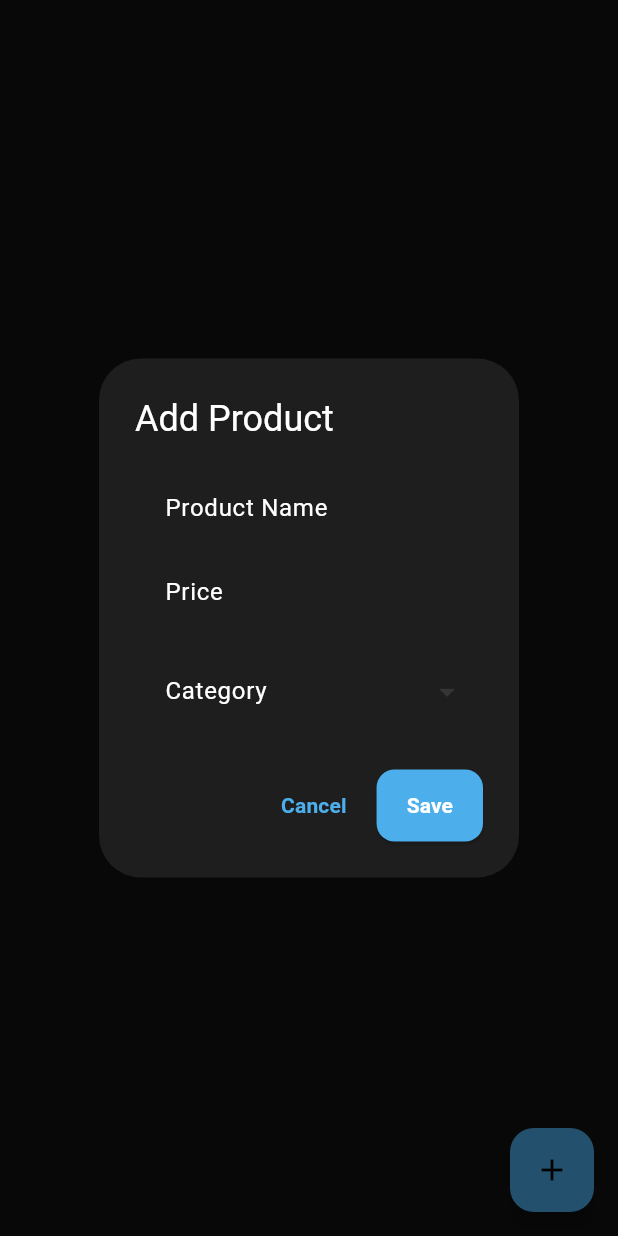
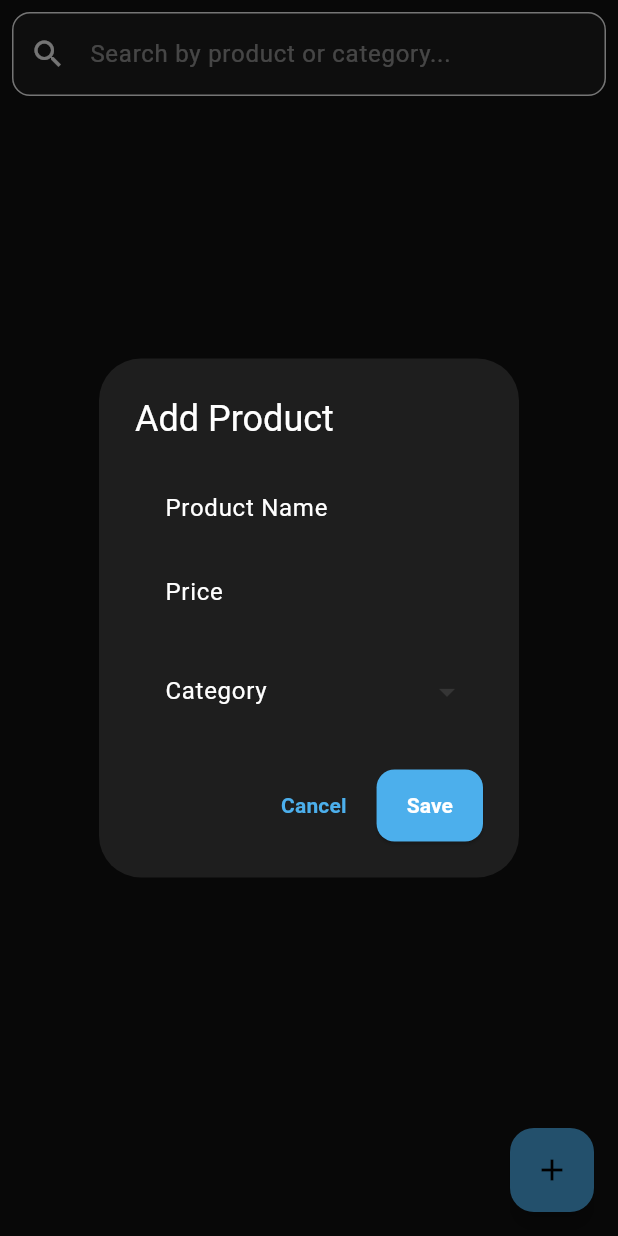
Before and after one commit to YahyaNashar22/pixel_pos, a Flutter app: the InventoryProductsScreen screen opened directly, after a tap on the "add" icon, on a phone screen of 412 x 824 dp. Run offline on Flutter 3.47's test engine with Material 3 defaults, Android fonts, the phone set to English and light mode, and no system bars; our stand-ins replace image_picker, sqflite, sqflite_common_ffi; accounts and stored records are empty; statements that could not run were skipped.

Commit message:
added search bar to search products by category

```diff
--- a/lib/data/database_category_service.dart
+++ b/lib/data/database_category_service.dart
@@ -12,7 +12,7 @@ class DatabaseCategoryService {
   // get all categories
   Future<List<Map<String, dynamic>>> getAllCategories() async {
     final db = await _dbHelper.database;
-    return await db.query('categories');
+    return await db.query('categories', orderBy: 'name ASC');
   }
 
   // get by id
--- a/lib/data/database_products_service.dart
+++ b/lib/data/database_products_service.dart
@@ -16,7 +16,7 @@ class DatabaseProductService {
   // get all products
   Future<List<Map<String, dynamic>>> getAllProducts() async {
     final db = await _dbHelper.database;
-    return await db.query('products');
+    return await db.query('products', orderBy: 'name ASC');
   }
 
   // get by id
@@ -50,4 +50,15 @@ class DatabaseProductService {
     final db = await _dbHelper.database;
     return await db.delete('products', where: 'id = ?', whereArgs: [id]);
   }
+
+  // get all products with category name
+  Future<List<Map<String, dynamic>>> getAllProductsWithCategory() async {
+    final db = await _dbHelper.database;
+    return await db.rawQuery('''
+    SELECT p.id, p.name, p.price, p.category_id, c.name as category_name
+    FROM products p
+    JOIN categories c ON p.category_id = c.id
+    ORDER BY p.name ASC
+  ''');
+  }
 }
--- a/lib/screens/inventory_products_screen.dart
+++ b/lib/screens/inventory_products_screen.dart
@@ -17,14 +17,18 @@ class _InventoryProductsScreenState extends State<InventoryProductsScreen> {
 
   List<Map<String, dynamic>> _categories = [];
   List<Map<String, dynamic>> _products = [];
+  List<Map<String, dynamic>> _filteredProducts = [];
+
+  final TextEditingController _searchController = TextEditingController();
 
   Future<void> _loadData() async {
     final cats = await _dbCategoryService.getAllCategories();
-    final prods = await _dbProductsService.getAllProducts();
+    final prods = await _dbProductsService.getAllProductsWithCategory();
 
     setState(() {
       _categories = cats;
       _products = prods;
+      _filteredProducts = prods;
     });
   }
 
@@ -120,24 +124,68 @@ class _InventoryProductsScreenState extends State<InventoryProductsScreen> {
     return cat['name'];
   }
 
+  void _filterProducts(String query) {
+    final q = query.toLowerCase();
+    setState(() {
+      _filteredProducts = _products.where((p) {
+        final productName = p['name'].toString().toLowerCase();
+        final categoryName = p['category_name'].toString().toLowerCase();
+        return productName.contains(q) || categoryName.contains(q);
+      }).toList();
+    });
+  }
+
   @override
   void initState() {
     super.initState();
     _loadData();
+
+    _searchController.addListener(() {
+      _filterProducts(_searchController.text);
+    });
+  }
+
+  @override
+  void dispose() {
+    super.dispose();
+    _searchController.dispose();
   }
 
   @override
   Widget build(BuildContext context) {
     return Scaffold(
-      body: _products.isEmpty
+      body: Column(
+        children: [
+          // Search Bar
+          Padding(
+            padding: const EdgeInsets.all(8.0),
+            child: TextField(
+              controller: _searchController,
+              decoration: InputDecoration(
+                prefixIcon: const Icon(Icons.search),
+                hintText: "Search by product or category...",
+                border: OutlineInputBorder(
+                  borderRadius: BorderRadius.circular(12),
+                ),
+              ),
+            ),
+          ),
+          Expanded(
+            child: _filteredProducts.isEmpty
                 ? const Center(child: Text("No products found"))
                 : ListView.builder(
-              itemCount: _products.length,
+                    itemCount: _filteredProducts.length,
                     itemBuilder: (context, index) {
-                final prod = _products[index];
+                      final prod = _filteredProducts[index];
                       return ListTile(
                         title: Text("${prod['name']} - ${prod['price']}"),
-                  subtitle: Text(_getCategoryName(prod['category_id'])),
+                        subtitle: Text(
+                          _getCategoryName(prod['category_id']),
+                          style: const TextStyle(
+                            fontStyle: FontStyle.italic,
+                            color: Colors.grey,
+                          ),
+                        ),
                         trailing: Row(
                           mainAxisSize: MainAxisSize.min,
                           children: [
@@ -160,6 +208,9 @@ class _InventoryProductsScreenState extends State<InventoryProductsScreen> {
                       );
                     },
                   ),
+          ),
+        ],
+      ),
       floatingActionButton: FloatingActionButton(
         onPressed: () => _addOrEditProduct(),
         child: const Icon(Icons.add),
```
Lines whose indentation alone changed are shown as unchanged.
